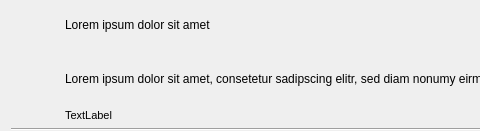
GrossLukas/client, file src/gui/notificationwidget.ui: the form before one commit; both pictures show x 0 to 480 and y 0 to 131 of the 725 by 131 pixel window.
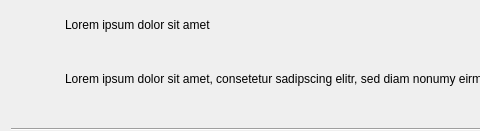
The form after the commit. Icons and pictures are not drawn.

Commit message:
Remove "TextLabel" texts from `QLabel`s in .ui files
These are unnecessary, as they are programmatically replaced by the
wanted text. They do end up in translations though, so they produce
confusion there.

```diff
--- a/src/gui/notificationwidget.ui
+++ b/src/gui/notificationwidget.ui
@@ -102,9 +102,6 @@
              <pointsize>8</pointsize>
             </font>
            </property>
-           <property name="text">
-            <string>TextLabel</string>
-           </property>
            <property name="alignment">
             <set>Qt::AlignBottom|Qt::AlignLeading|Qt::AlignLeft</set>
            </property>
```
The commit also changes 8 other files.
